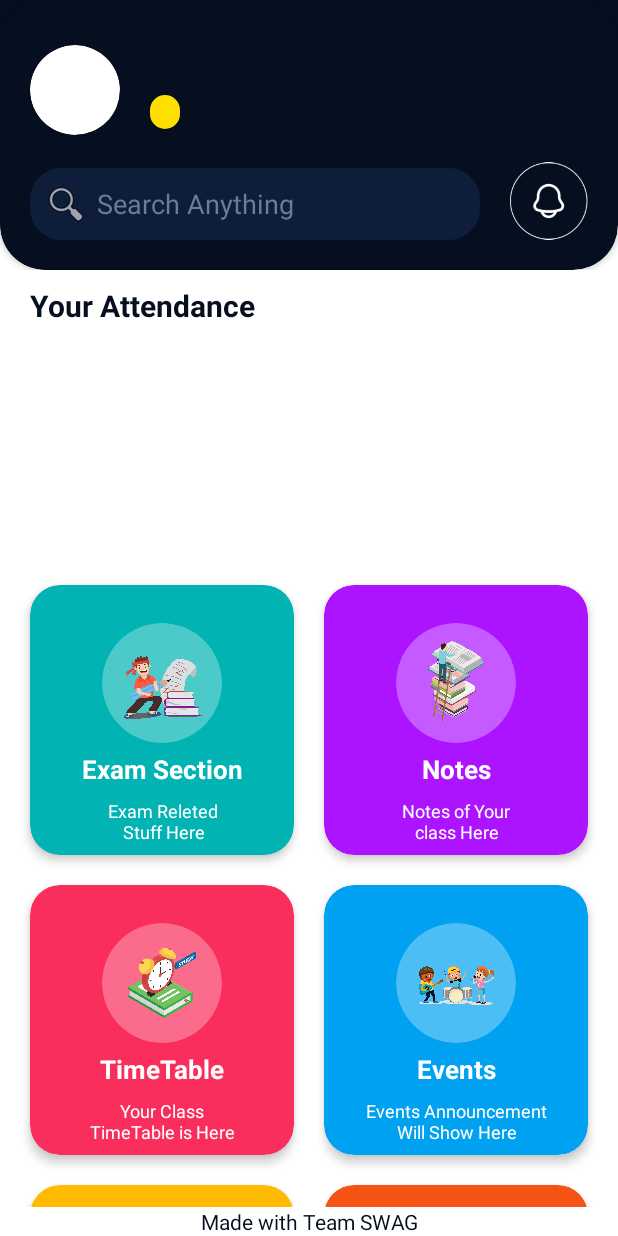
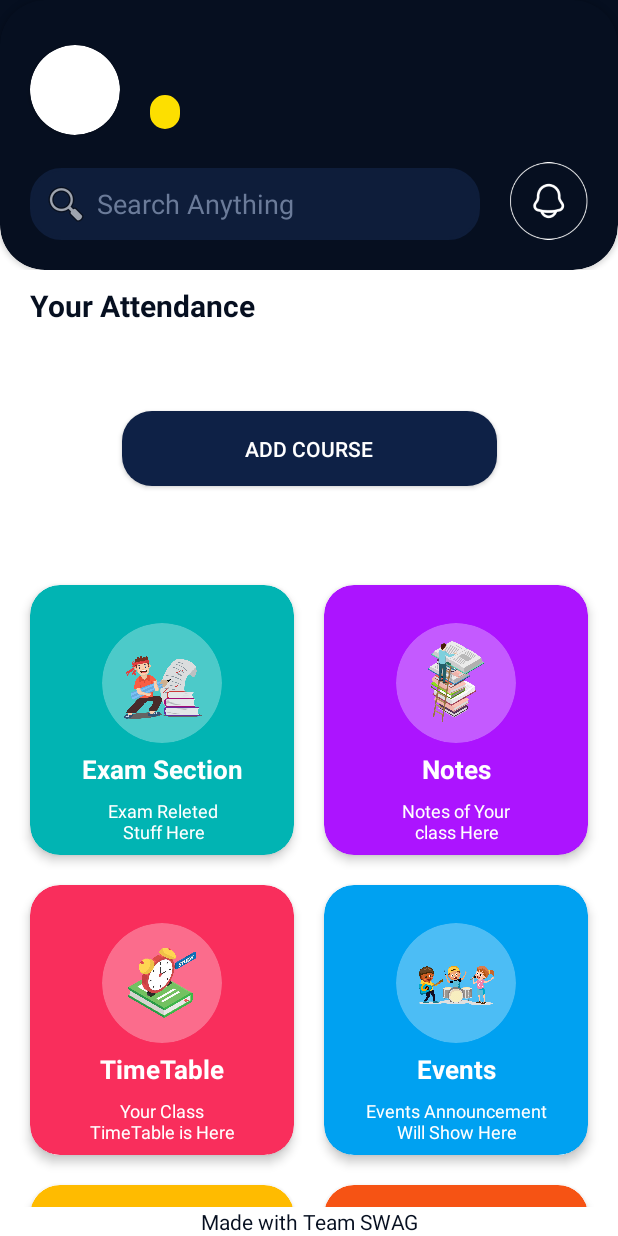
Before and after one commit to GajananPalepwad/SGGS, an Android app: the Home screen opened directly, with no data from a screen before it, on a phone screen of 412 x 824 dp. Run offline under Robolectric (Android 15) with nearby library versions, the phone set to English and light mode, and no system bars; our stand-ins replace Firebase (no records; nobody signed in at launch, a user with empty details on screens opened directly); libraries missing offline, so code that uses them is left out: org.checkerframework.checker.

Commit message:
Able to choose course

```diff
--- a/app/src/main/java/com/sggs/sggs/Home.java
+++ b/app/src/main/java/com/sggs/sggs/Home.java
@@ -33,7 +33,7 @@ import java.util.Map;
 
 public class Home extends AppCompatActivity {
 
-    Button scanner;
+    Button scanner, addCourse;
     TextView name, tvReg;
     ImageView profile, notificationBtn;
     String personEmail;
@@ -55,6 +55,8 @@ public class Home extends AppCompatActivity {
         profile = findViewById(R.id.profile);
         recyclerView = findViewById(R.id.recyclerView);
         notificationBtn = findViewById(R.id.notificationBtn);
+        addCourse = findViewById(R.id.addCourseBtn);
+
 
 
 
@@ -67,12 +69,17 @@ public class Home extends AppCompatActivity {
         profile.setImageResource(selectedImageResource);
 
 
+        profile.setOnClickListener(v -> {
+            Intent intent = new Intent(Home.this, Profile.class);
+            startActivity(intent);
+        });
+
         scanner.setOnClickListener(v -> {
             Intent intent = new Intent(Home.this, Scanner.class);
             startActivity(intent);
         });
 
-        notificationBtn.setOnClickListener(v -> {
+        addCourse.setOnClickListener(v -> {
             Intent intent = new Intent(Home.this, CourseSelecter.class);
             startActivity(intent);
         });
@@ -82,12 +89,14 @@ public class Home extends AppCompatActivity {
         recyclerView.setLayoutManager(new LinearLayoutManager(this));
         recyclerView.setAdapter(adapter);
 
+
+
         FirebaseFirestore db = FirebaseFirestore.getInstance();
         db.collection("Students")
-                .document("CSE")
-                .collection("SY")
-                .document("A")
-                .collection(personEmail)
+                .document(sharedPreferences.getString("branch",""))
+                .collection(sharedPreferences.getString("year",""))
+                .document(sharedPreferences.getString("division",""))
+                .collection(sharedPreferences.getString("regNum",""))
                 .document("Attendance")
                 .get()
                 .addOnSuccessListener(documentSnapshot -> {
@@ -101,7 +110,9 @@ public class Home extends AppCompatActivity {
                             int v = Integer.parseInt(value);
                             subjectList.add(new Subject(key, v));
                         }
-
+                        if(subjectList.size()!=0){
+                            addCourse.setVisibility(View.GONE);
+                        }
                         adapter.notifyDataSetChanged();
                     } else {
                         Toast.makeText(Home.this, "Document does not exist", Toast.LENGTH_SHORT).show();
@@ -118,6 +129,7 @@ public class Home extends AppCompatActivity {
         adapter = new SubjectAdapter(subjectList, this);
         recyclerView.setAdapter(adapter);
 
+        int i = adapter.getItemCount();
 
 
 
--- a/app/src/main/res/layout/activity_home.xml
+++ b/app/src/main/res/layout/activity_home.xml
@@ -83,15 +83,16 @@
 
                         <TextView
                             android:id="@+id/name"
-                            android:layout_width="wrap_content"
+                            android:layout_width="0dp"
                             android:layout_height="wrap_content"
                             android:layout_gravity="center"
-                            android:layout_marginStart="20dp"
+                            android:layout_marginHorizontal="20dp"
                             android:text="Name"
                             android:textColor="#FFFFFF"
                             android:textSize="20dp"
                             android:textStyle="bold"
                             app:layout_constraintBottom_toBottomOf="@+id/cardView2"
+                            app:layout_constraintEnd_toEndOf="parent"
                             app:layout_constraintStart_toEndOf="@+id/cardView2"
                             app:layout_constraintTop_toTopOf="@+id/cardView2"
                             app:layout_constraintVertical_bias="0.09" />
@@ -165,6 +166,20 @@
                     app:layout_constraintStart_toStartOf="parent"
                     app:layout_constraintTop_toTopOf="parent" />
 
+                <androidx.appcompat.widget.AppCompatButton
+                    android:id="@+id/addCourseBtn"
+                    android:layout_width="250dp"
+                    android:layout_height="50dp"
+                    android:background="@drawable/textviewbackground"
+                    android:backgroundTint="#0E2146"
+                    android:elevation="7dp"
+                    android:text="Add Course"
+                    android:textColor="@color/white"
+                    app:layout_constraintBottom_toBottomOf="parent"
+                    app:layout_constraintEnd_toEndOf="@+id/recyclerView"
+                    app:layout_constraintStart_toStartOf="@+id/recyclerView"
+                    app:layout_constraintTop_toTopOf="@+id/recyclerView" />
+
 
                 <androidx.recyclerview.widget.RecyclerView
                     android:id="@+id/recyclerView"
@@ -175,8 +190,10 @@
                     android:orientation="horizontal"
                     app:layout_constraintBottom_toBottomOf="parent"
                     app:layout_constraintEnd_toEndOf="parent"
+                    app:layout_constraintHorizontal_bias="1.0"
                     app:layout_constraintStart_toStartOf="parent"
-                    app:layout_constraintTop_toBottomOf="@+id/textView10" />
+                    app:layout_constraintTop_toBottomOf="@+id/textView10"
+                    app:layout_constraintVertical_bias="0.0" />
             </androidx.constraintlayout.widget.ConstraintLayout>
 
 
```
Also changed, not shown: app/src/main/java/com/sggs/sggs/CourseSelecter.java (+93 -10 lines), app/src/main/java/com/sggs/sggs/SubjectAdapter.java (+15 -1 lines), app/src/main/res/layout/activity_course_selecter.xml (+18 -2 lines), app/src/main/res/layout/activity_profile.xml (+31 -0 lines), app/src/main/res/layout/attendence_card.xml (+7 -4 lines).
